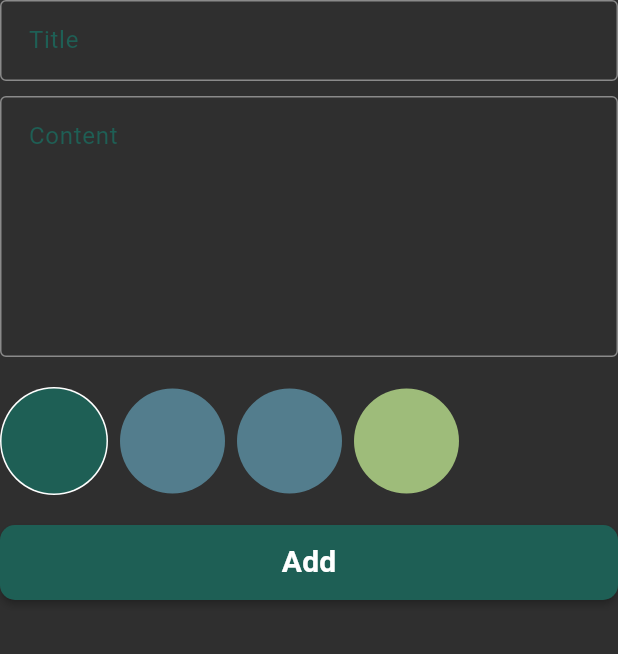
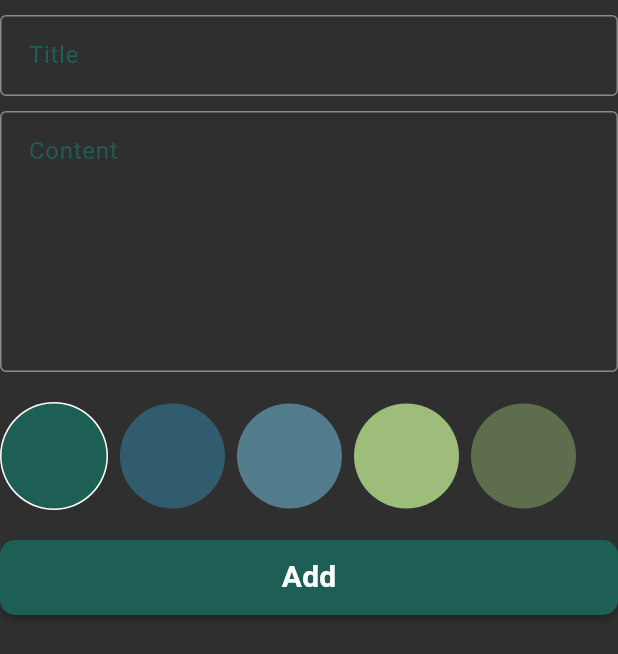
Before and after one commit to suhail021/notes_app, a Flutter app: the AddNoteForm widget shown alone on an empty page, opened directly, on a phone screen of 412 x 824 dp. Shown: the top 654 px of the screen. Run offline on Flutter 3.47's test engine with Material 3 defaults, Android fonts, the phone set to English and light mode, and no system bars; our stand-ins replace bloc, flutter_bloc, hive, hive_flutter; accounts and stored records are empty.

Commit message:
Add note bottom sheet done

```diff
--- a/lib/cubits/add_note_cubit/add_note_cubit.dart
+++ b/lib/cubits/add_note_cubit/add_note_cubit.dart
@@ -1,14 +1,16 @@
 import 'package:bloc/bloc.dart';
+import 'package:flutter/material.dart';
 import 'package:google/constants.dart';
 import 'package:google/models/note_model.dart';
 import 'package:hive_flutter/hive_flutter.dart';
-import 'package:meta/meta.dart';
 
 part 'add_note_state.dart';
 
 class AddNoteCubit extends Cubit<AddNoteState> {
   AddNoteCubit() : super(AddNoteInitial());
+  Color? color = Color.fromARGB(255, 30, 95, 85);
   addNote(NoteModel note) async {
+    note.color =color!.value;
     emit(AddNoteLoading());
     try {
       var noteBox = Hive.box<NoteModel>(kNoteBox);
--- a/lib/widgets/add_note_form.dart
+++ b/lib/widgets/add_note_form.dart
@@ -26,6 +26,7 @@ class _AddNoteFormState extends State<AddNoteForm> {
       autovalidateMode: autovalidateMode,
       child: Column(
         children: [
+          SizedBox(height: 10,),
           CustomTextfileds(
             hintext: "Title",
             inputType: TextInputType.text,
@@ -48,6 +49,7 @@ class _AddNoteFormState extends State<AddNoteForm> {
             },
           ),
           const SizedBox(height: 20),
+
           ColorsListView(),
           const SizedBox(height: 20),
           BlocBuilder<AddNoteCubit, AddNoteState>(
--- a/lib/widgets/colors_list_item.dart
+++ b/lib/widgets/colors_list_item.dart
@@ -1,4 +1,6 @@
 import 'package:flutter/material.dart';
+import 'package:flutter_bloc/flutter_bloc.dart';
+import 'package:google/cubits/add_note_cubit/add_note_cubit.dart';
 import 'package:google/widgets/color_item.dart';
 
 class ColorsListView extends StatefulWidget {
@@ -12,9 +14,10 @@ class _ColorsListViewState extends State<ColorsListView> {
   int currentIndex = 0;
   List<Color> colors = [
     Color.fromARGB(255, 30, 95, 85),
-    Color(0xff537D8D),
+    Color.fromARGB(255, 48, 92, 110),
     Color(0xff537D8D),
     Color.fromARGB(255, 158, 188, 122),
+    Color.fromARGB(255, 94, 109, 76),
   ];
   @override
   Widget build(BuildContext context) {
@@ -30,6 +33,7 @@ class _ColorsListViewState extends State<ColorsListView> {
             child: GestureDetector(
               onTap: () {
                 currentIndex = index;
+                BlocProvider.of<AddNoteCubit>(context).color = colors[index];
                 setState(() {});
               },
               child: ColorItem(
```
